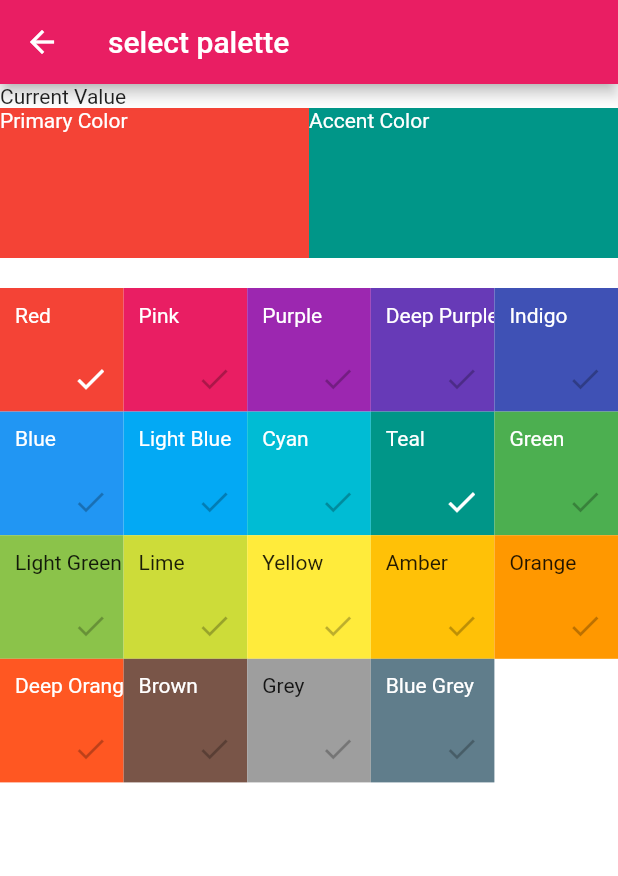
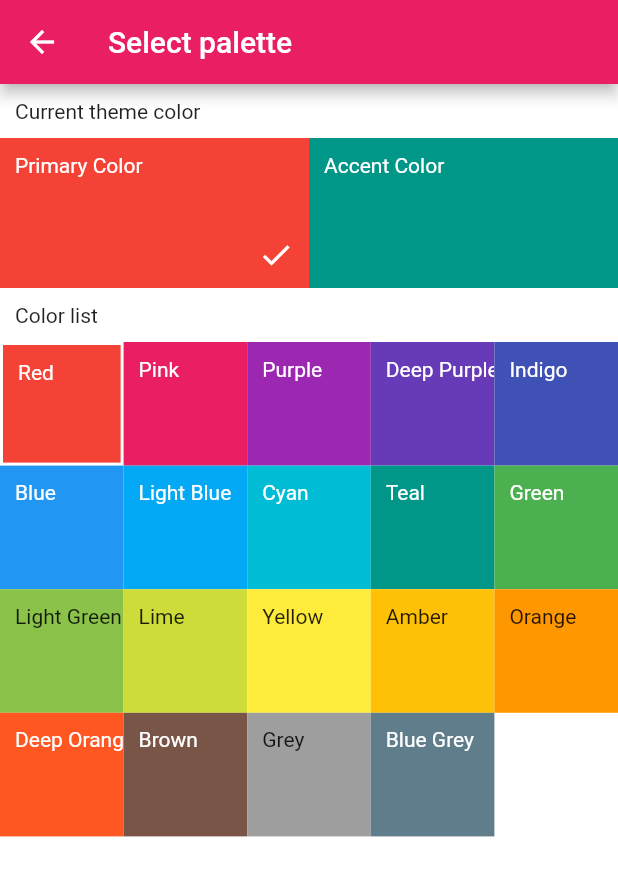
Before and after one commit to yeshu-cn/material-color, a Flutter app: the SelectColorPalettePages screen opened directly, on a phone screen of 412 x 824 dp. Shown: the top 876 px of the screen. Run offline on Flutter 3.47's test engine with Material 2 defaults, Android fonts, the phone set to English and light mode, and no system bars; our stand-ins replace shared_preferences; accounts and stored records are empty.

Commit message:
implement select color

```diff
--- a/lib/select_color_palette_pages.dart
+++ b/lib/select_color_palette_pages.dart
@@ -1,6 +1,6 @@
-import 'package:flutter/material.dart';
 import 'package:flutter/material.dart';
 import 'package:material_colors/color_utils.dart';
+import 'package:material_colors/dynamic_theme.dart';
 
 import 'color_item.dart';
 
@@ -14,13 +14,14 @@ class SelectColorPalettePages extends StatefulWidget {
 class _SelectColorPalettePagesState extends State<SelectColorPalettePages> {
   ColorItem primaryColor = ColorItem('Red', Colors.red, Colors.white);
   ColorItem accentColor = ColorItem('Teal', Colors.teal, Colors.white);
+  bool selectPrimaryMode = true;
 
   @override
   Widget build(BuildContext context) {
     List<ColorItem> colorItems = ColorUtils.getColorItems();
     return Scaffold(
       appBar: AppBar(
-        title: Text("select palette"),
+        title: Text("Select palette"),
       ),
       body: CustomScrollView(
         slivers: [
@@ -29,40 +30,96 @@ class _SelectColorPalettePagesState extends State<SelectColorPalettePages> {
             child: Column(
               children: [
                 Row(
-                  children: [Text("Current Value")],
+                  children: [
+                    Container(
+                      margin: EdgeInsets.all(10.0),
+                      child: Text("Current theme color"),
+                    )
+                  ],
                 ),
                 Row(
                   mainAxisSize: MainAxisSize.max,
                   mainAxisAlignment: MainAxisAlignment.spaceEvenly,
                   children: [
                     Expanded(
+                      child: GestureDetector(
                         child: Container(
                           height: 100,
                           color: primaryColor.color,
-                        child: Flexible(
+                          child: Stack(
+                            children: [
+                              Positioned(
                                 child: Text(
                                   "Primary Color",
-                            style: TextStyle(color: primaryColor.textColor),
+                                  style:
+                                      TextStyle(color: primaryColor.textColor),
+                                ),
+                                left: 10,
+                                top: 10,
+                              ),
+                              Positioned(
+                                child: Icon(
+                                  Icons.done,
+                                  color: selectPrimaryMode
+                                      ? Colors.white
+                                      : Colors.transparent,
+                                ),
+                                bottom: 10,
+                                right: 10,
+                              )
+                            ],
                           ),
                         ),
+                        onTap: () {
+                          setState(() {
+                            selectPrimaryMode = true;
+                          });
+                        },
                       ),
                     ),
                     Expanded(
+                      child: GestureDetector(
                         child: Container(
                           height: 100,
                           color: accentColor.color,
+                          child: Stack(
+                            children: [
+                              Positioned(
                                 child: Text(
                                   "Accent Color",
-                          style: TextStyle(color: accentColor.textColor),
+                                  style:
+                                      TextStyle(color: accentColor.textColor),
                                 ),
+                                left: 10,
+                                top: 10,
+                              ),
+                              Positioned(
+                                child: Icon(
+                                  Icons.done,
+                                  color: selectPrimaryMode
+                                      ? Colors.transparent
+                                      : Colors.white,
+                                ),
+                                bottom: 10,
+                                right: 10,
+                              )
+                            ],
+                          ),
+                        ),
+                        onTap: () {
+                          setState(() {
+                            selectPrimaryMode = false;
+                          });
+                        },
                       ),
                     ),
                   ],
                 ),
                 Row(
                   children: [
-                    SizedBox(
-                      height: 20,
+                    Container(
+                      margin: EdgeInsets.all(10.0),
+                      child: Text("Color list"),
                     )
                   ],
                 )
@@ -71,35 +128,7 @@ class _SelectColorPalettePagesState extends State<SelectColorPalettePages> {
           )),
           SliverGrid(
               delegate: SliverChildBuilderDelegate((context, index) {
-                return Container(
-                  decoration: BoxDecoration(
-                    color: colorItems[index].color,
-                  ),
-                  child: Stack(
-                    children: [
-                      Positioned(
-                        left: 10,
-                        top: 10,
-                        child: Text(
-                          colorItems[index].name,
-                          style: TextStyle(color: colorItems[index].textColor),
-                        ),
-                      ),
-                      Positioned(
-                          right: 10,
-                          bottom: 10,
-                          child: Icon(
-                            Icons.done,
-                            color: (colorItems[index].color.value ==
-                                        primaryColor.color.value ||
-                                    colorItems[index].color.value ==
-                                        accentColor.color.value)
-                                ? Colors.white
-                                : Colors.black26,
-                          ))
-                    ],
-                  ),
-                );
+                return _buildGridItem(colorItems[index]);
               }, childCount: colorItems.length),
               gridDelegate: SliverGridDelegateWithMaxCrossAxisExtent(
                   maxCrossAxisExtent: 100.0,
@@ -109,6 +138,96 @@ class _SelectColorPalettePagesState extends State<SelectColorPalettePages> {
         ],
       ),
     );
+  }
+
+  Widget _buildGridItem(ColorItem item) {
+    if (selectPrimaryMode) {
+      if (item.color.value == primaryColor.color.value) {
+        return GestureDetector(
+          child: Container(
+            margin: const EdgeInsets.all(2.0),
+            decoration: BoxDecoration(
+              color: item.color,
+            ),
+            child: Stack(
+              children: [
+                Positioned(
+                  left: 10,
+                  top: 10,
+                  child: Text(
+                    item.name,
+                    style: TextStyle(color: item.textColor),
+                  ),
+                ),
+              ],
+            ),
+          ),
+          onTap: () {
+            _onTabGridItem(item);
+          },
+        );
+      }
+    } else {
+      if (item.color.value == accentColor.color.value) {
+        return GestureDetector(
+          child: Container(
+            margin: const EdgeInsets.all(2.0),
+            decoration: BoxDecoration(
+              color: item.color,
+            ),
+            child: Stack(
+              children: [
+                Positioned(
+                  left: 10,
+                  top: 10,
+                  child: Text(
+                    item.name,
+                    style: TextStyle(color: item.textColor),
+                  ),
+                ),
+              ],
+            ),
+          ),
+          onTap: () {
+            _onTabGridItem(item);
+          },
+        );
+      }
+    }
+    return GestureDetector(
+      child: Container(
+        decoration: BoxDecoration(
+          color: item.color,
+        ),
+        child: Stack(
+          children: [
+            Positioned(
+              left: 10,
+              top: 10,
+              child: Text(
+                item.name,
+                style: TextStyle(color: item.textColor),
+              ),
+            ),
+          ],
+        ),
+      ),
+      onTap: () {
+        _onTabGridItem(item);
+      },
+    );
+  }
+
+  void _onTabGridItem(ColorItem item) {
+    setState(() {
+      if (selectPrimaryMode) {
+        primaryColor = item;
+        DynamicTheme.of(context)!.setThemeData(Theme.of(context).copyWith(primaryColor: item.color));
+      } else {
+        accentColor = item;
+        DynamicTheme.of(context)!.setThemeData(Theme.of(context).copyWith(accentColor: item.color));
+      }
+    });
   }
 
   Widget _buildBody() {
```
Also changed, not shown: 1 other file. Lines whose indentation alone changed are shown as unchanged.
